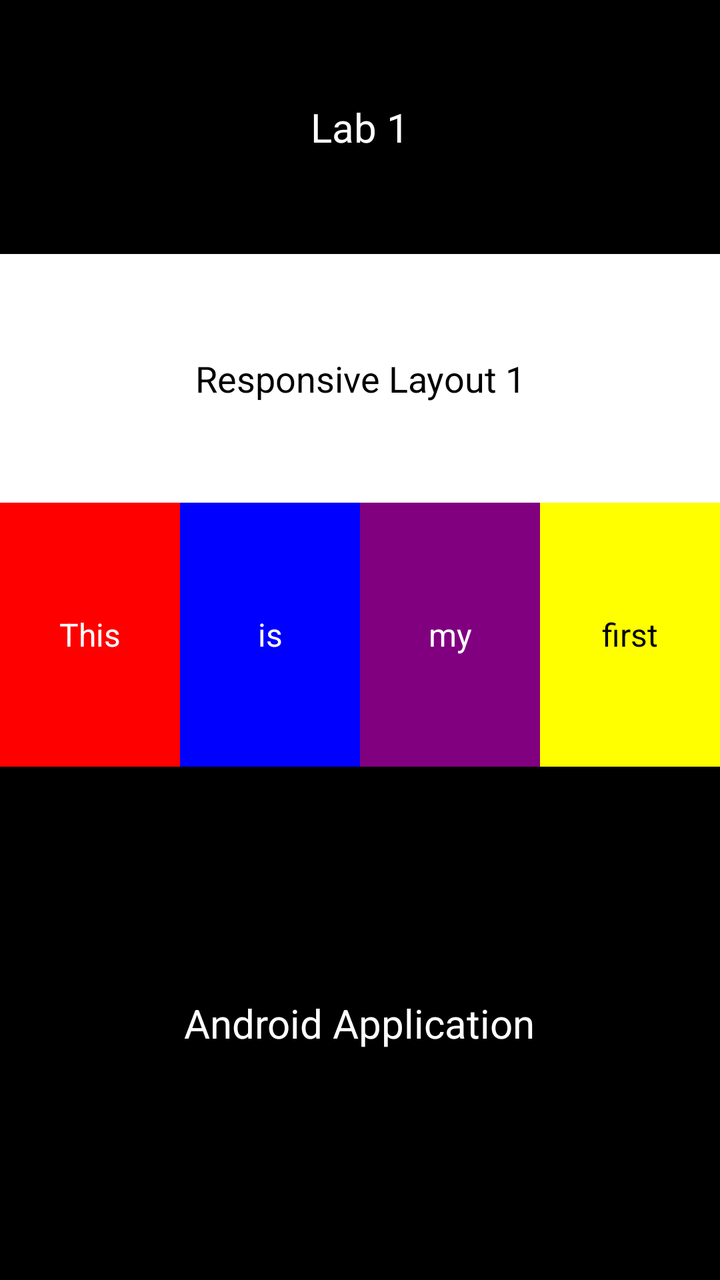
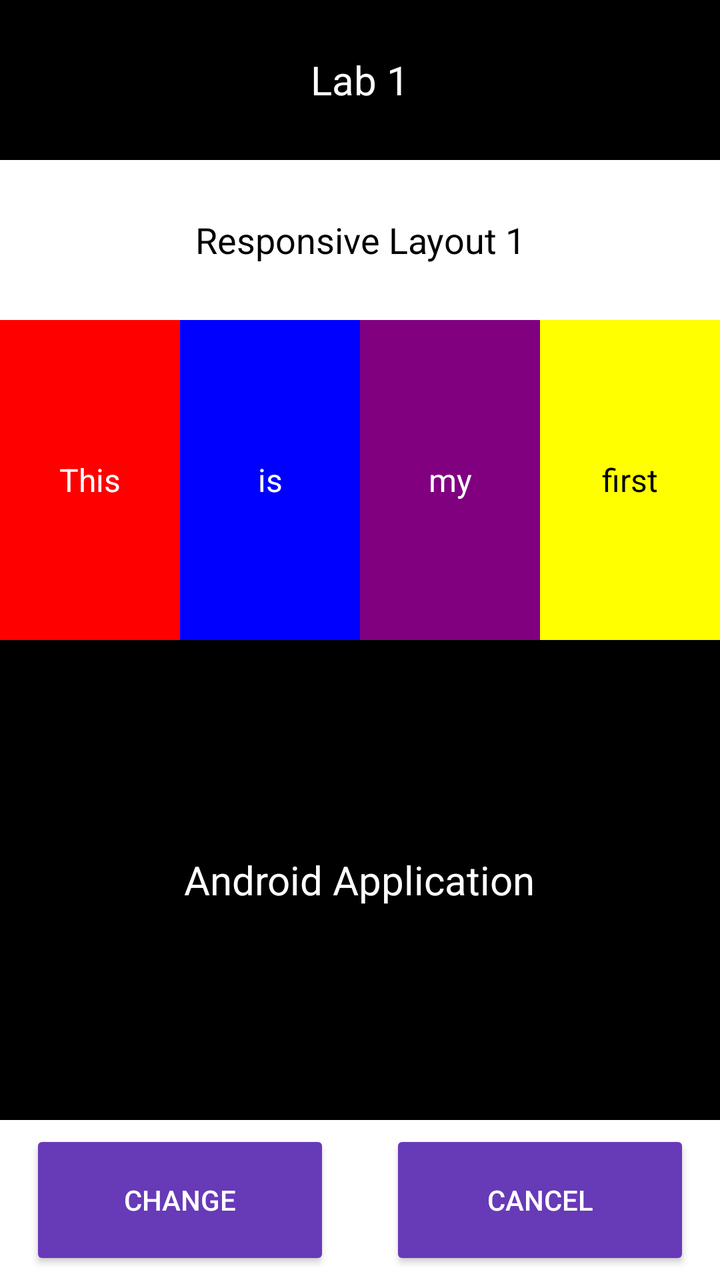

Screens rendered from an Android XML layout before and after an edit, with the pre-edit source and the edit as a unified diff.
<!-- AndroidManifest.xml: application theme Theme.MyApplication -->
<!-- res/layout/activity_main.xml -->
<?xml version="1.0" encoding="utf-8"?>
<LinearLayout xmlns:android="http://schemas.android.com/apk/res/android"
    xmlns:tools="http://schemas.android.com/tools"
    android:id="@+id/main"
    android:layout_width="match_parent"
    android:layout_height="match_parent"
    android:orientation="vertical"
    android:background="#000000"
    tools:context=".MainActivity">

    
    <TextView
        android:id="@+id/tvLab1"
        android:layout_width="match_parent"
        android:layout_height="wrap_content"
        android:gravity="center"
        android:padding="50dp"
        android:text="Lab 1"
        android:textColor="#FFFFFF"
        android:textSize="20sp" />

    
    <LinearLayout
        android:id="@+id/whiteSection"
        android:layout_width="match_parent"
        android:layout_height="0dp"
        android:layout_weight="3"
        android:orientation="vertical"
        android:background="#FFFFFF">

        <TextView
            android:id="@+id/tvResponsive"
            android:layout_width="match_parent"
            android:layout_height="wrap_content"
            android:gravity="center"
            android:padding="50dp"
            android:text="Responsive Layout 1"
            android:textColor="#000000"
            android:textSize="18sp" />

        
        <LinearLayout
            android:id="@+id/colorRow"
            android:layout_width="match_parent"
            android:layout_height="0dp"
            android:layout_weight="1"
            android:orientation="horizontal">

            <TextView
                android:id="@+id/tvThis"
                android:layout_width="0dp"
                android:layout_height="match_parent"
                android:layout_weight="1"
                android:background="#FF0000"
                android:gravity="center"
                android:text="This"
                android:textColor="#FFFFFF"
                android:textSize="16sp" />

            <TextView
                android:id="@+id/tvIs"
                android:layout_width="0dp"
                android:layout_height="match_parent"
                android:layout_weight="1"
                android:background="#0000FF"
                android:gravity="center"
                android:text="is"
                android:textColor="#FFFFFF"
                android:textSize="16sp" />

            <TextView
                android:id="@+id/tvMy"
                android:layout_width="0dp"
                android:layout_height="match_parent"
                android:layout_weight="1"
                android:background="#800080"
                android:gravity="center"
                android:text="my"
                android:textColor="#FFFFFF"
                android:textSize="16sp" />

            <TextView
                android:id="@+id/tvFirst"
                android:layout_width="0dp"
                android:layout_height="match_parent"
                android:layout_weight="1"
                android:background="#FFFF00"
                android:gravity="center"
                android:text="first"
                android:textColor="#000000"
                android:textSize="16sp" />
        </LinearLayout>
    </LinearLayout>

    
    <LinearLayout
        android:id="@+id/blackSection"
        android:layout_width="match_parent"
        android:layout_height="0dp"
        android:layout_weight="3"
        android:background="#000000"
        android:gravity="center"
        android:orientation="vertical">

        <TextView
            android:id="@+id/tvAndroidApp"
            android:layout_width="wrap_content"
            android:layout_height="wrap_content"
            android:gravity="center"
            android:text="Android Application"
            android:textColor="#FFFFFF"
            android:textSize="20sp" />
    </LinearLayout>


</LinearLayout>
<!-- resources referenced by this layout -->
<resources>
  <style name="Theme.MyApplication" parent="Base.Theme.MyApplication" />
  <style name="Base.Theme.MyApplication" parent="Theme.Material3.DayNight.NoActionBar">
          
          
      </style>
</resources>

<!-- the commit's change to res/layout/activity_main.xml (unified diff, before → after) -->
@@ -12,9 +12,9 @@
     <TextView
         android:id="@+id/tvLab1"
         android:layout_width="match_parent"
-        android:layout_height="wrap_content"
+        android:layout_height="0dp"
+        android:layout_weight="1"
         android:gravity="center"
-        android:padding="50dp"
         android:text="Lab 1"
         android:textColor="#FFFFFF"
         android:textSize="20sp" />
@@ -31,9 +31,9 @@
         <TextView
             android:id="@+id/tvResponsive"
             android:layout_width="match_parent"
-            android:layout_height="wrap_content"
+            android:layout_height="0dp"
+            android:layout_weight="1"
             android:gravity="center"
-            android:padding="50dp"
             android:text="Responsive Layout 1"
             android:textColor="#000000"
             android:textSize="18sp" />
@@ -43,7 +43,7 @@
             android:id="@+id/colorRow"
             android:layout_width="match_parent"
             android:layout_height="0dp"
-            android:layout_weight="1"
+            android:layout_weight="2"
             android:orientation="horizontal">
 
             <TextView
@@ -112,5 +112,32 @@
             android:textSize="20sp" />
     </LinearLayout>
 
+    
+    <LinearLayout
+        android:id="@+id/buttonSection"
+        android:layout_width="match_parent"
+        android:layout_height="0dp"
+        android:layout_weight="1"
+        android:background="#FFFFFF"
+        android:gravity="center"
+        android:orientation="horizontal">
+
+        <Button
+            android:id="@+id/btnChange"
+            android:layout_width="150dp"
+            android:layout_height="70dp"
+            android:layout_marginEnd="30dp"
+            android:backgroundTint="#673AB7"
+            android:text="Change"
+            android:textColor="#FFFFFF" />
+
+        <Button
+            android:id="@+id/btnCancel"
+            android:layout_width="150dp"
+            android:layout_height="70dp"
+            android:backgroundTint="#673AB7"
+            android:text="Cancel"
+            android:textColor="#FFFFFF" />
+    </LinearLayout>
 
 </LinearLayout>
